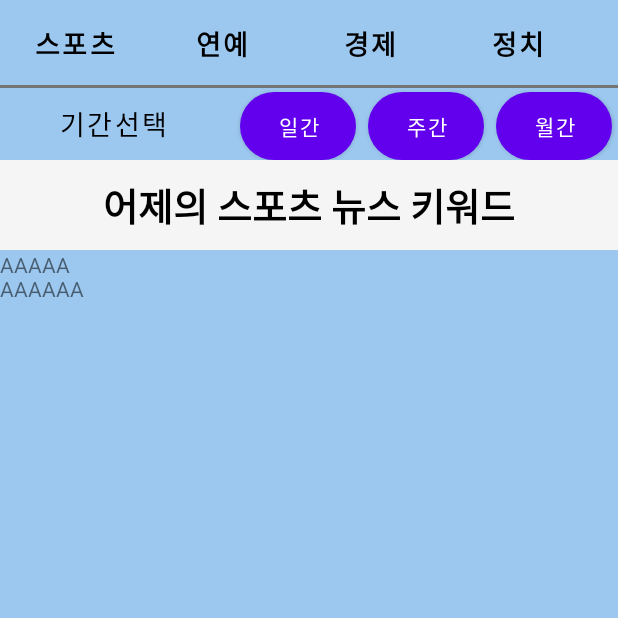
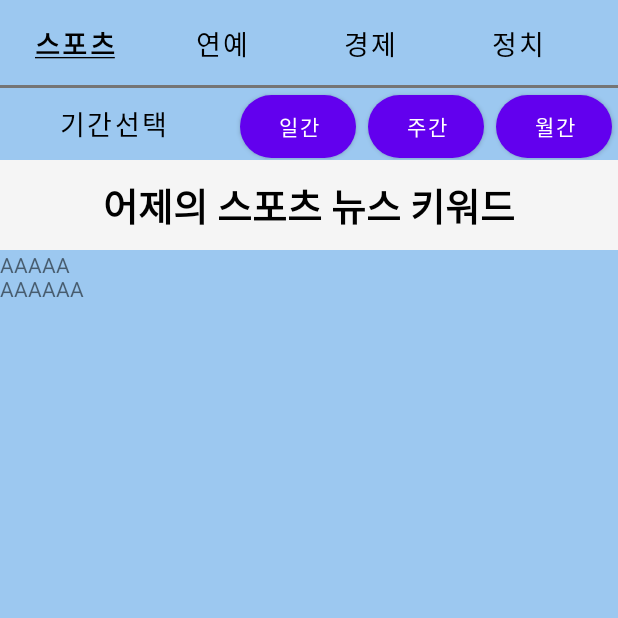
Before and after one commit to GR8-SW-Project/-Diving-into-the-news, an Android app: the screen it shows after launch (HomeActivity), on a phone screen of 412 x 824 dp, the top half of it. Run offline under Robolectric (Android 15) with nearby library versions, the light colour scheme and no system bars.

Commit message:
Added click events for category buttons

```diff
--- a/app/src/main/java/com/example/divingintothenews/HomeActivity.java
+++ b/app/src/main/java/com/example/divingintothenews/HomeActivity.java
@@ -2,17 +2,113 @@ package com.example.divingintothenews;
 
 import androidx.appcompat.app.AppCompatActivity;
 
+import android.annotation.SuppressLint;
+import android.graphics.Typeface;
 import android.os.Bundle;
-import android.widget.RadioButton;
-import android.widget.RadioGroup;
+import android.text.Spannable;
+import android.text.SpannableString;
+import android.text.style.StyleSpan;
+import android.text.style.UnderlineSpan;
+import android.view.View;
+import android.widget.Button;
+import android.widget.TextView;
 
 public class HomeActivity extends AppCompatActivity {
+
+    TextView tv_title;
+
+    Button btn_ctg_sports;
+    Button btn_ctg_entertainment;
+    Button btn_ctg_economy;
+    Button btn_ctg_politics;
+    Button btn_ctg_esports;
+
+    String date_selected = "어제";
+    String category_selected = "스포츠";
+
+    UnderlineSpan underlineSpan = new UnderlineSpan();
+    StyleSpan boldSpan = new StyleSpan(Typeface.BOLD);
+
+    int btn_ctg_selected;
+
+    public void buttonUnderline(Button btn) {
+        SpannableString content = new SpannableString(btn.getText());
+        content.setSpan(underlineSpan, 0, content.length(), 0);
+        content.setSpan(boldSpan, 0, content.length(), Spannable.SPAN_EXCLUSIVE_EXCLUSIVE);
+        btn.setText(content);
+    }
+
+    public void buttonRemoveUnderline(Button btn){
+        SpannableString content = new SpannableString(btn.getText());
+        content.removeSpan(underlineSpan);
+        content.removeSpan(boldSpan);
+        btn.setText(content);
+    }
+
+    public void setTv_title(){
+        String text = date_selected + "의 " + category_selected + " 뉴스 키워드";
+        tv_title.setText(text);
+    }
+
+    class CategoryBtnOnClickListener implements Button.OnClickListener {;
+        @Override
+        public void onClick(View view) {
+            Button btn_old = findViewById(btn_ctg_selected);
+            Button btn_new = (Button) findViewById(view.getId());
+
+            if (btn_ctg_selected != view.getId()) {
+                btn_ctg_selected = btn_new.getId();
+
+                buttonUnderline(btn_new);
+                buttonRemoveUnderline(btn_old);
+
+                switch (view.getId()) {
+                    case R.id.btn_ctg_sports:
+                        category_selected = "스포츠";
+                        break;
+                    case R.id.btn_ctg_entertainment:
+                        category_selected = "연예";
+                        break;
+                    case R.id.btn_ctg_economy:
+                        category_selected = "경제";
+                        break;
+                    case R.id.btn_ctg_politics:
+                        category_selected = "정치";
+                        break;
+                    case R.id.btn_ctg_esports:
+                        category_selected = "E스포츠";
+                        break;
+
+                }
+                setTv_title();
+            }
+        }
+    }
 
     @Override
     protected void onCreate(Bundle savedInstanceState) {
         super.onCreate(savedInstanceState);
         setContentView(R.layout.activity_home);
+        getSupportActionBar().hide();
 
-        getSupportActionBar().hide();
+        btn_ctg_selected = R.id.btn_ctg_sports;
+
+        btn_ctg_sports = findViewById(R.id.btn_ctg_sports);
+        btn_ctg_entertainment = findViewById(R.id.btn_ctg_entertainment);
+        btn_ctg_economy =  findViewById(R.id.btn_ctg_economy);
+        btn_ctg_politics = findViewById(R.id.btn_ctg_politics);
+        btn_ctg_esports = findViewById(R.id.btn_ctg_esports);
+
+        CategoryBtnOnClickListener onClickListener = new CategoryBtnOnClickListener() ;
+
+        btn_ctg_sports.setOnClickListener(onClickListener);
+        btn_ctg_entertainment.setOnClickListener(onClickListener);
+        btn_ctg_economy.setOnClickListener(onClickListener);
+        btn_ctg_politics.setOnClickListener(onClickListener);
+        btn_ctg_esports.setOnClickListener(onClickListener);
+
+        buttonUnderline(btn_ctg_sports);
+
+        tv_title = findViewById(R.id.tv_title);
     }
 }
--- a/app/src/main/res/layout/activity_home.xml
+++ b/app/src/main/res/layout/activity_home.xml
@@ -21,7 +21,7 @@
             android:layout_height="wrap_content"
             android:orientation="horizontal">
             <Button
-                android:id="@+id/button1"
+                android:id="@+id/btn_ctg_sports"
                 android:layout_width="wrap_content"
                 android:layout_height="wrap_content"
                 android:layout_margin="5dp"
@@ -29,11 +29,10 @@
                 android:background="@android:color/transparent"
                 android:text="스포츠"
                 android:textColor="@color/black"
-                android:textSize="18dp"
-                android:textStyle="bold" />
+                android:textSize="18sp" />
 
             <Button
-                android:id="@+id/button2"
+                android:id="@+id/btn_ctg_entertainment"
                 android:layout_width="wrap_content"
                 android:layout_height="wrap_content"
                 android:layout_margin="5dp"
@@ -41,11 +40,10 @@
                 android:background="@android:color/transparent"
                 android:text="연예"
                 android:textColor="@color/black"
-                android:textSize="18dp"
-                android:textStyle="bold" />
+                android:textSize="18sp" />
 
             <Button
-                android:id="@+id/button3"
+                android:id="@+id/btn_ctg_economy"
                 android:layout_width="wrap_content"
                 android:layout_height="wrap_content"
                 android:layout_margin="5dp"
@@ -53,11 +51,10 @@
                 android:background="@android:color/transparent"
                 android:text="경제"
                 android:textColor="@color/black"
-                android:textSize="18dp"
-                android:textStyle="bold" />
+                android:textSize="18sp" />
 
             <Button
-                android:id="@+id/button4"
+                android:id="@+id/btn_ctg_politics"
                 android:layout_width="wrap_content"
                 android:layout_height="wrap_content"
                 android:layout_margin="5dp"
@@ -65,20 +62,18 @@
                 android:background="@android:color/transparent"
                 android:text="정치"
                 android:textColor="@color/black"
-                android:textSize="18dp"
-                android:textStyle="bold" />
+                android:textSize="18sp" />
 
             <Button
-                android:id="@+id/button5"
+                android:id="@+id/btn_ctg_esports"
                 android:layout_width="wrap_content"
                 android:layout_height="wrap_content"
                 android:layout_margin="5dp"
                 android:layout_weight="1"
                 android:background="@android:color/transparent"
-                android:text="E스초프"
+                android:text="E스포츠"
                 android:textColor="@color/black"
-                android:textSize="18dp"
-                android:textStyle="bold" />
+                android:textSize="18sp" />
         </LinearLayout>
     </HorizontalScrollView>
 
@@ -90,38 +85,38 @@
         android:orientation="horizontal">
 
         <Button
-            android:id="@+id/button11"
+            android:id="@+id/btn_date_select"
             android:layout_width="wrap_content"
             android:layout_height="wrap_content"
-            android:layout_marginRight="5dp"
+            android:layout_marginEnd="5dp"
             android:layout_weight="1"
             android:background="@android:color/transparent"
             android:text="기간선택"
             android:textColor="@color/black"
-            android:textSize="18dp" />
+            android:textSize="18sp" />
 
         <Button
-            android:id="@+id/button12"
+            android:id="@+id/btn_date_daily"
             android:layout_width="30dp"
-            android:layout_height="45dp"
+            android:layout_height="42dp"
             android:layout_marginHorizontal="4dp"
             android:layout_weight="1"
             android:background="@drawable/custom_button"
             android:text="일간" />
 
         <Button
-            android:id="@+id/button13"
+            android:id="@+id/btn_date_weekly"
             android:layout_width="30dp"
-            android:layout_height="45dp"
+            android:layout_height="42dp"
             android:layout_marginHorizontal="4dp"
             android:layout_weight="1"
             android:background="@drawable/custom_button"
             android:text="주간" />
 
         <Button
-            android:id="@+id/button14"
+            android:id="@+id/btn_date_monthly"
             android:layout_width="30dp"
-            android:layout_height="45dp"
+            android:layout_height="42dp"
             android:layout_marginHorizontal="4dp"
             android:layout_weight="1"
             android:background="@drawable/custom_button"
@@ -136,7 +131,7 @@
         android:orientation="vertical">
 
         <TextView
-            android:id="@+id/textView2"
+            android:id="@+id/tv_title"
             android:layout_width="match_parent"
             android:layout_height="match_parent"
             android:layout_gravity="top"
@@ -145,7 +140,7 @@
             android:text="어제의 스포츠 뉴스 키워드"
             android:textAlignment="center"
             android:textColor="@color/black"
-            android:textSize="25dp"
+            android:textSize="25sp"
             android:textStyle="bold" />
 
     </LinearLayout>
--- a/app/src/main/res/values/strings.xml
+++ b/app/src/main/res/values/strings.xml
@@ -9,4 +9,5 @@
 
     <string name="hello_first_fragment">Hello first fragment</string>
     <string name="hello_second_fragment">Hello second fragment. Arg: %1$s</string>
+
 </resources>
```
